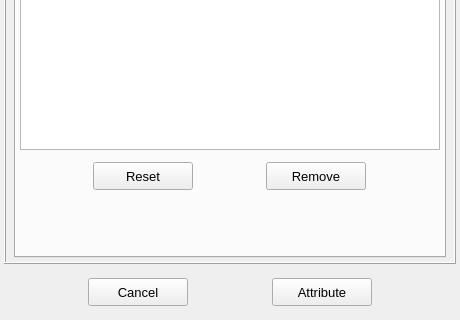
Qt form pulse/interface/data/ui_files/model/setup/structural/expansion_joint_input.ui (open-pulse/OpenPulse) before a commit; both pictures show x 0 to 460 and y 252 to 572 of the 460 by 572 pixel window.
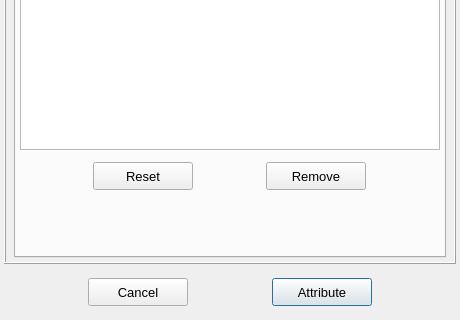
The same form after that commit. The open tabs and pages were chosen to show the change. Icons and pictures are not drawn.

The edit to the form file:
```diff
--- a/pulse/interface/data/ui_files/model/setup/structural/expansion_joint_input.ui
+++ b/pulse/interface/data/ui_files/model/setup/structural/expansion_joint_input.ui
@@ -2072,10 +2072,10 @@
          <string>Attribute</string>
         </property>
         <property name="autoDefault">
-         <bool>true</bool>
+         <bool>false</bool>
         </property>
         <property name="default">
-         <bool>false</bool>
+         <bool>true</bool>
         </property>
         <property name="flat">
          <bool>false</bool>
```
Left out of the diff: 29 changed lines with no effect on the pictures.
